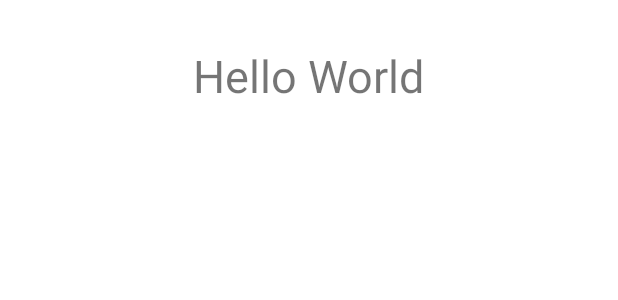
After one commit to devpawann/MVVM-Learning, an Android app: the layout my_item.xml on its own in the app's theme, with its tools: preview values and no code run, on a phone screen of 412 x 824 dp. The commit adds this screen. Shown: the top 300 px of the screen. Run offline under Robolectric (Android 15) with nearby library versions, the phone set to English and light mode, and no system bars.

Commit message:
rec view setup

```diff
--- /dev/null
+++ b/app/src/main/res/layout/my_item.xml
@@ -0,0 +1,21 @@
+<?xml version="1.0" encoding="utf-8"?>
+<androidx.constraintlayout.widget.ConstraintLayout xmlns:android="http://schemas.android.com/apk/res/android"
+    xmlns:app="http://schemas.android.com/apk/res-auto"
+    xmlns:tools="http://schemas.android.com/tools"
+    android:layout_width="match_parent"
+    android:padding="20dp"
+    android:layout_margin="10dp"
+    android:layout_height="wrap_content">
+
+    <TextView
+        android:id="@+id/item_text"
+        android:layout_width="wrap_content"
+        android:layout_height="wrap_content"
+        android:text="Hello World"
+        android:textSize="30sp"
+        app:layout_constraintBottom_toBottomOf="parent"
+        app:layout_constraintEnd_toEndOf="parent"
+        app:layout_constraintStart_toStartOf="parent"
+        app:layout_constraintTop_toTopOf="parent"
+        app:layout_constraintVertical_bias="0.047" />
+</androidx.constraintlayout.widget.ConstraintLayout>
```
Also changed, not shown: app/src/main/java/com/pawan/mvvmlearning/Adapter.kt (added, +26 -0 lines), app/src/main/java/com/pawan/mvvmlearning/MainActivity.kt (+10 -1 lines), app/src/main/res/layout/activity_main.xml (+22 -7 lines).
